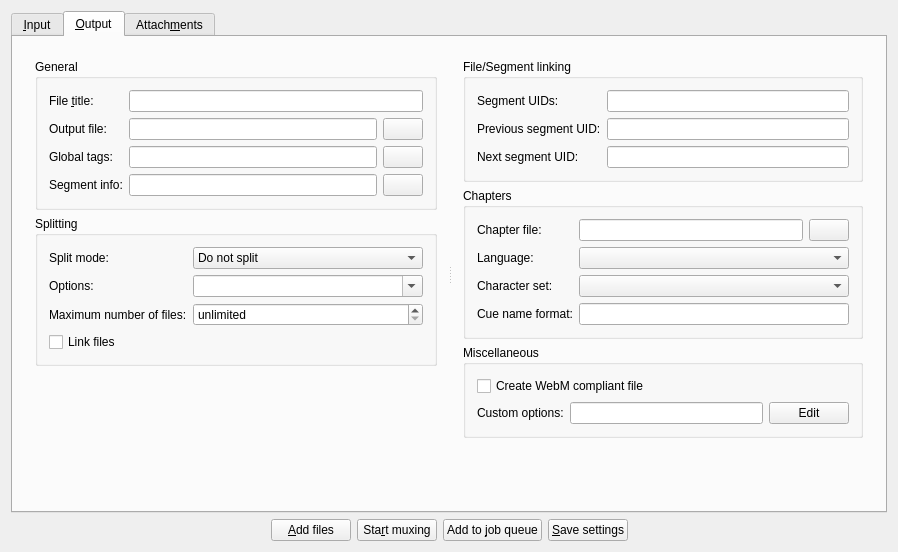
First picture: the form in src/mkvtoolnix-gui/forms/merge/tab.ui, repository jpsdr/MKVToolnix-Windows-7, before the edit.
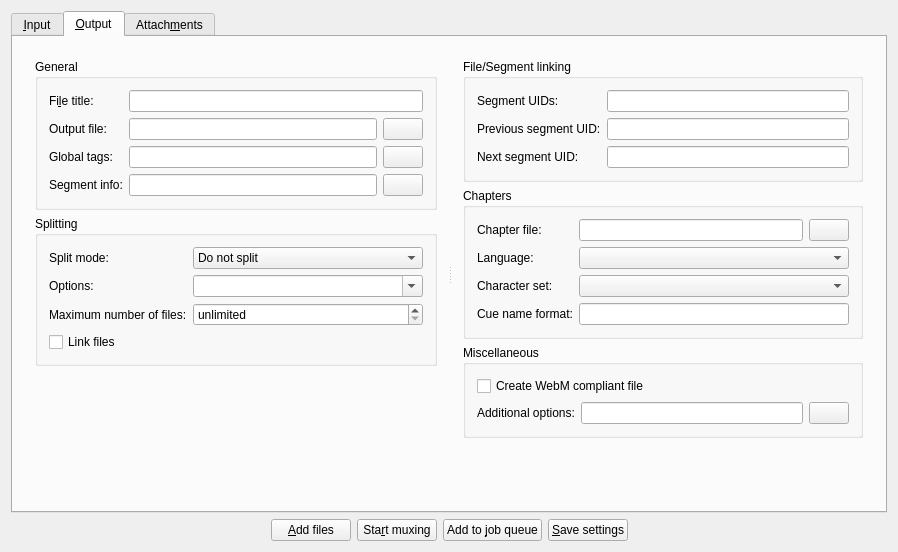
Second picture: the form after the edit. The open tabs and pages were chosen to show the change. Icons and pictures are not drawn. Custom widgets are drawn as their Qt base class.

Commit message: GUI: change open file/folder icons; rename user defined options to additional

```diff
--- a/src/mkvtoolnix-gui/forms/merge/tab.ui
+++ b/src/mkvtoolnix-gui/forms/merge/tab.ui
@@ -779,7 +779,7 @@
               <item row="0" column="0">
                <widget class="QLabel" name="titleLael">
                 <property name="text">
-                 <string>File &amp;title:</string>
+                 <string>Fi&amp;le title:</string>
                 </property>
                 <property name="buddy">
                  <cstring>title</cstring>
@@ -1112,7 +1112,7 @@
                 <item>
                  <widget class="QLabel" name="userDefinedOptionsLabel">
                   <property name="text">
-                   <string>Custom options:</string>
+                   <string>Additional options:</string>
                   </property>
                  </widget>
                 </item>
@@ -1122,7 +1122,11 @@
                 <item>
                  <widget class="QPushButton" name="editUserDefinedOptions">
                   <property name="text">
-                   <string>Edit</string>
+                   <string/>
+                  </property>
+                  <property name="icon">
+                   <iconset resource="../../qt_resources.qrc">
+                    <normaloff>:/icons/16x16/view-choose.png</normaloff>:/icons/16x16/view-choose.png</iconset>
                   </property>
                  </widget>
                 </item>
```
Left out of the diff: 36 changed lines with no effect on the pictures. The commit also changes 15 other files.
